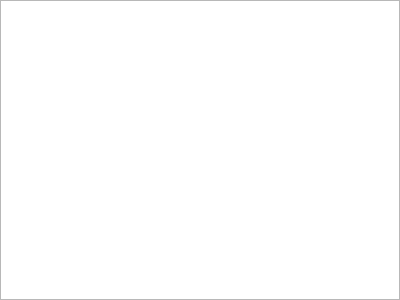
Above: src/gui/settings/settingslocalization.ui from martinrotter/textosaurus before the change. Below: the same form after it.
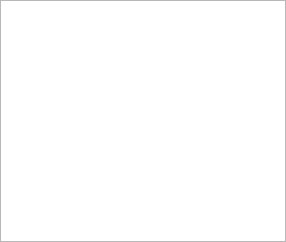
That is the form after the change.

```diff
--- a/src/gui/settings/settingslocalization.ui
+++ b/src/gui/settings/settingslocalization.ui
@@ -6,8 +6,8 @@
    <rect>
     <x>0</x>
     <y>0</y>
-    <width>400</width>
-    <height>300</height>
+    <width>286</width>
+    <height>242</height>
    </rect>
   </property>
   <layout class="QHBoxLayout" name="horizontalLayout">
```
